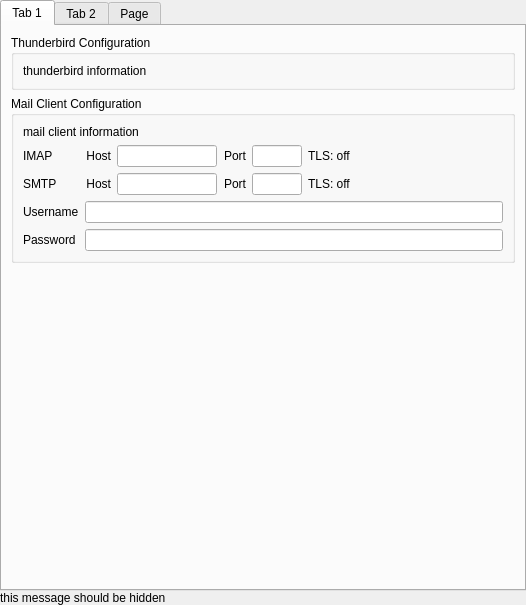
The window that src/leap/bitmask/gui/ui/preferences_email_page.ui (leapcode/bitmask_client) describes before a commit, drawn with Qt 5.
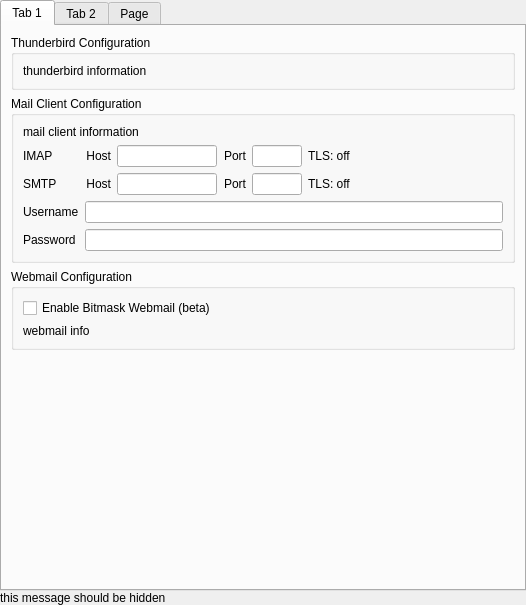
The same window after the commit. The open tabs and pages were chosen to show the change.

Commit message:
[feature] enable webmail from the mail preferences window
this box is only visible when the HAS_PIXELATED flag is True, that
means we have pixelated-user-agent and pixelated-www in the environment.

- Releases: 0.9.2

Diff of the .ui file:
```diff
--- a/src/leap/bitmask/gui/ui/preferences_email_page.ui
+++ b/src/leap/bitmask/gui/ui/preferences_email_page.ui
@@ -35,7 +35,7 @@
       <attribute name="title">
        <string>Tab 1</string>
       </attribute>
-      <layout class="QVBoxLayout" name="verticalLayout_4">
+      <layout class="QVBoxLayout" name="verticalLayout_7">
        <item>
         <widget class="QGroupBox" name="thunderbird_box">
          <property name="title">
@@ -332,6 +332,32 @@
          </layout>
         </widget>
        </item>
+       <item>
+        <widget class="QGroupBox" name="webmail_box">
+         <property name="title">
+          <string>Webmail Configuration</string>
+         </property>
+         <layout class="QVBoxLayout" name="verticalLayout_4">
+          <item>
+           <widget class="QCheckBox" name="webmail_checkbox">
+            <property name="text">
+             <string>Enable Bitmask Webmail (beta)</string>
+            </property>
+           </widget>
+          </item>
+          <item>
+           <widget class="QLabel" name="webmail_label">
+            <property name="text">
+             <string>webmail info</string>
+            </property>
+            <property name="wordWrap">
+             <bool>true</bool>
+            </property>
+           </widget>
+          </item>
+         </layout>
+        </widget>
+       </item>
        <item>
         <spacer name="verticalSpacer">
          <property name="orientation">
```
Left out of the diff: 2 changed lines with no effect on the pictures. The commit also changes 2 other files.
